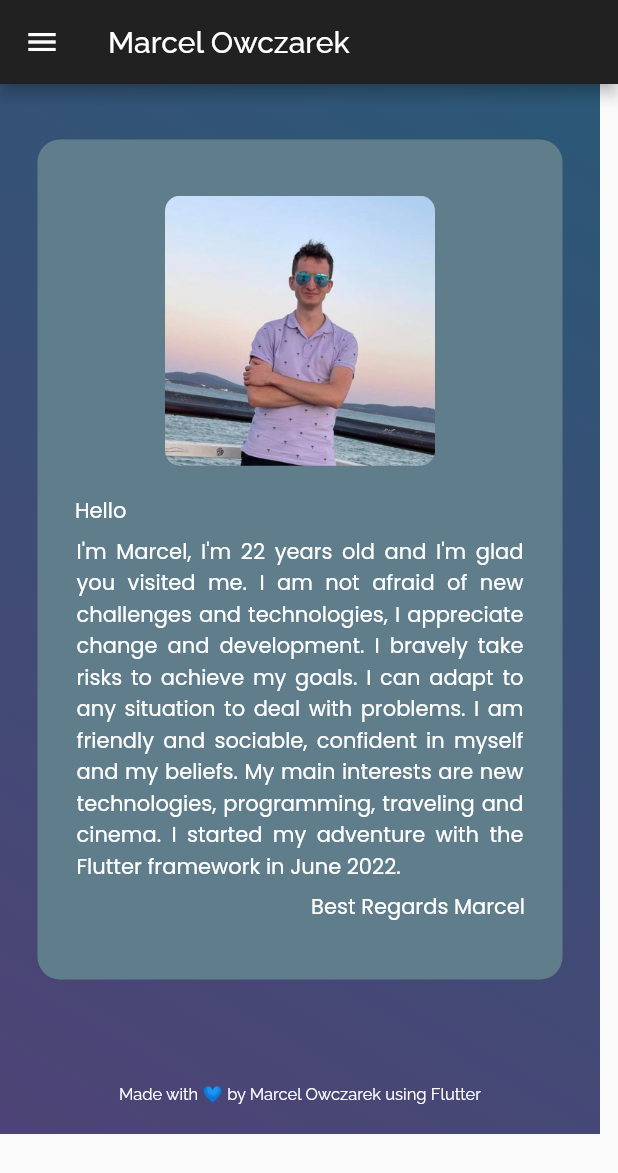
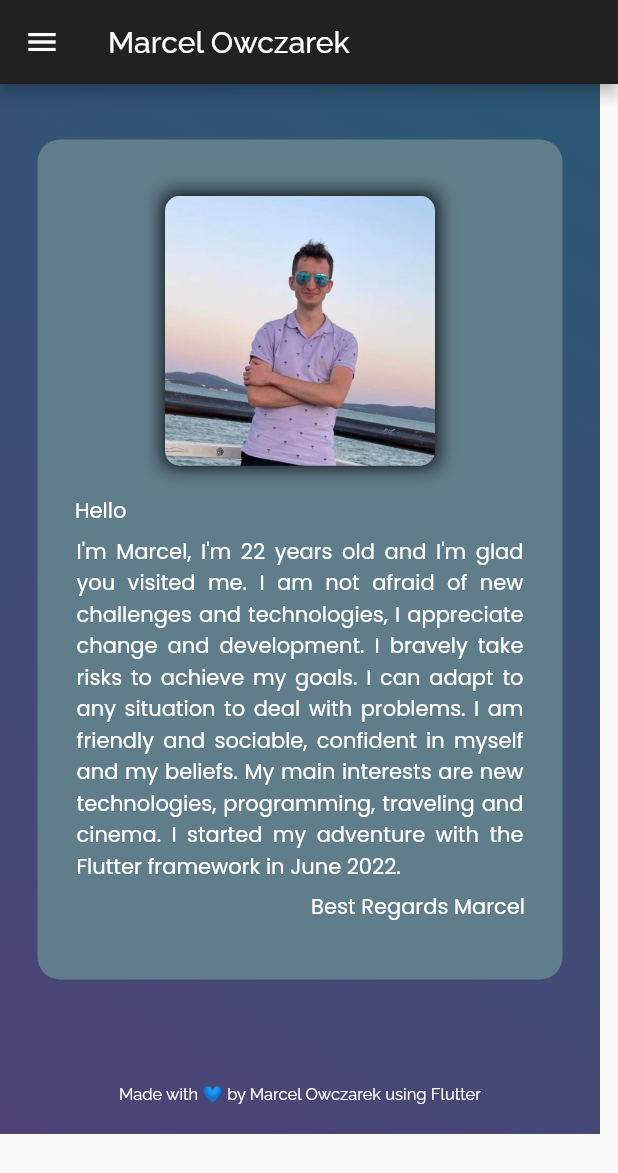
Before and after one commit to MarcelOwczarek/own_website, a Flutter app: the screen it shows after launch, scrolled down 892 dp, on a phone screen of 412 x 824 dp. Shown: the top 1173 px of the screen. Run offline on Flutter 3.47's test engine with Material 2 defaults, Android fonts, the phone set to English and light mode, and no system bars; our stand-ins replace google_fonts, lottie, simple_gradient_text; network calls fail.

Commit message:
Add shadow to Custom_Image

```diff
--- a/lib/features/Home_Page/widgets/Custom_Image.dart
+++ b/lib/features/Home_Page/widgets/Custom_Image.dart
@@ -9,7 +9,17 @@ class Custom_Image extends StatelessWidget {
 
   @override
   Widget build(BuildContext context) {
-    return ClipRRect(
+    return Container(
+      decoration: const BoxDecoration(
+        boxShadow: [
+          BoxShadow(
+            color: Colors.black,
+            spreadRadius: 1,
+            blurRadius: 10,
+          )
+        ],
+      ),
+      child: ClipRRect(
         borderRadius: BorderRadius.circular(10),
         child: Image.asset(
           'images/picture2.jpg',
@@ -17,6 +27,7 @@ class Custom_Image extends StatelessWidget {
           height: 180,
           fit: BoxFit.fill,
         ),
+      ),
     );
   }
 }
```
Lines whose indentation alone changed are shown as unchanged.
